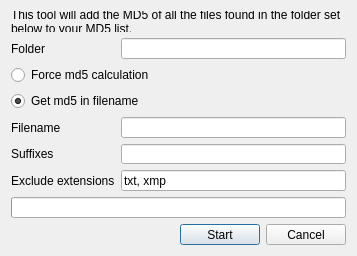
Qt form src/gui/src/utils/md5-fix/md5-fix.ui (Bionus/imgbrd-grabber) before a commit.
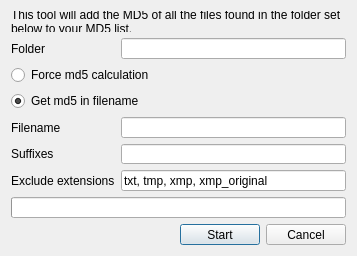
The same form after that commit. Icons and pictures are not drawn.

What changed in the file:
```diff
--- a/src/gui/src/utils/md5-fix/md5-fix.ui
+++ b/src/gui/src/utils/md5-fix/md5-fix.ui
@@ -135,7 +135,7 @@
    <item row="6" column="1">
     <widget class="QLineEdit" name="lineExcludeExtensions">
      <property name="text">
-      <string>txt, xmp</string>
+      <string>txt, tmp, xmp, xmp_original</string>
      </property>
     </widget>
    </item>
```
